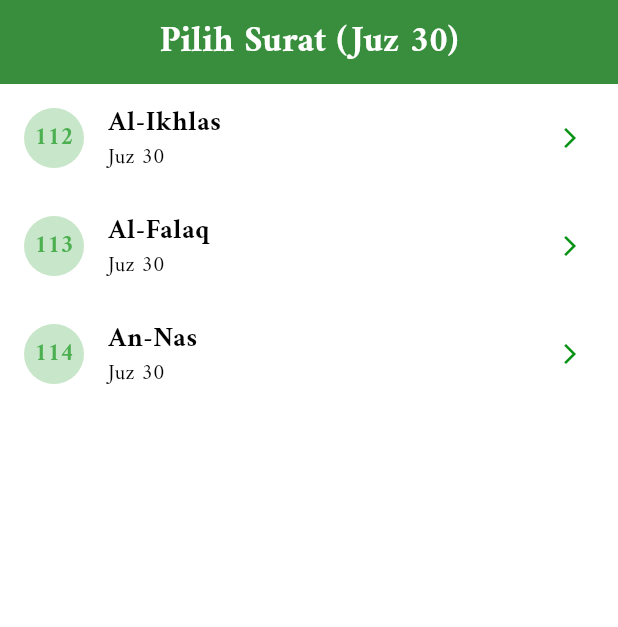
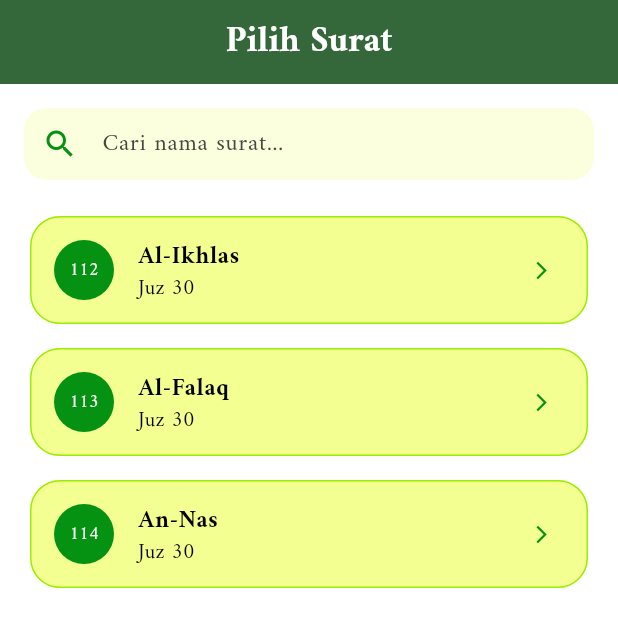
Before and after one commit to GrahadiM/quran_dev, a Flutter app: the screen it shows after launch, on a phone screen of 412 x 824 dp. Shown: the top 627 px of the screen. Run offline on Flutter 3.47's test engine with Material 3 defaults, Android fonts, the light colour scheme and no system bars; our stand-ins replace audioplayers, speech_to_text; missing offline and left inert: string_similarity.

Commit message:
update any scripts

```diff
--- a/lib/views/pilih_surat_screen.dart
+++ b/lib/views/pilih_surat_screen.dart
@@ -3,62 +3,133 @@ import 'package:provider/provider.dart';
 import '../viewmodels/quran_viewmodel.dart';
 import 'detail_surah_screen.dart';
 
-class PilihSuratScreen extends StatelessWidget {
+class PilihSuratScreen extends StatefulWidget {
   const PilihSuratScreen({super.key});
 
-  final List<Map<String, String>> daftarSurat = const [
+  @override
+  State<PilihSuratScreen> createState() => _PilihSuratScreenState();
+}
+
+class _PilihSuratScreenState extends State<PilihSuratScreen> {
+  // Daftar surat asli
+  final List<Map<String, String>> _allSurat = const [
     {'no': '112', 'nama': 'Al-Ikhlas', 'file': '112-al-ikhlash.json'},
     {'no': '113', 'nama': 'Al-Falaq', 'file': '113-al-falaq.json'},
     {'no': '114', 'nama': 'An-Nas', 'file': '114-an-nas.json'},
   ];
 
+  // Daftar yang akan ditampilkan setelah filter
+  List<Map<String, String>> _filteredSurat = [];
+  final TextEditingController _searchController = TextEditingController();
+
+  @override
+  void initState() {
+    super.initState();
+    _filteredSurat = _allSurat; // Inisialisasi awal menampilkan semua
+  }
+
+  void _filterSurat(String query) {
+    setState(() {
+      _filteredSurat = _allSurat
+          .where(
+            (surat) =>
+                surat['nama']!.toLowerCase().contains(query.toLowerCase()),
+          )
+          .toList();
+    });
+  }
+
   @override
   Widget build(BuildContext context) {
+    // Definisi warna sesuai tema Anda
+    const Color textPrimary = Color(0xFF059212);
+    const Color backgroundPrimary = Color(0xFF346739);
+    const Color backgroundSecondary = Color(0xFFF3FF90);
+    const Color textDefault = Color(0xFF020202);
+
     return Scaffold(
       appBar: AppBar(
-        title: const Text(
-          "Pilih Surat (Juz 30)",
-          style: TextStyle(fontWeight: FontWeight.bold),
+        title: const Text("Pilih Surat"),
+        backgroundColor: backgroundPrimary,
       ),
-        backgroundColor: Colors.green[700],
-        foregroundColor: Colors.white,
-        centerTitle: true,
+      body: Column(
+        children: [
+          // Widget Pencarian
+          Padding(
+            padding: const EdgeInsets.all(16.0),
+            child: TextField(
+              controller: _searchController,
+              onChanged: _filterSurat,
+              decoration: InputDecoration(
+                hintText: "Cari nama surat...",
+                prefixIcon: const Icon(Icons.search, color: textPrimary),
+                filled: true,
+                fillColor: backgroundSecondary.withOpacity(0.3),
+                border: OutlineInputBorder(
+                  borderRadius: BorderRadius.circular(15),
+                  borderSide: BorderSide.none,
                 ),
-      body: ListView.builder(
-        itemCount: daftarSurat.length,
+                contentPadding: const EdgeInsets.symmetric(vertical: 0),
+              ),
+            ),
+          ),
+
+          // Daftar Surat
+          Expanded(
+            child: _filteredSurat.isEmpty
+                ? const Center(child: Text("Surat tidak ditemukan"))
+                : ListView.builder(
+                    itemCount: _filteredSurat.length,
                     itemBuilder: (context, index) {
-          final surat = daftarSurat[index];
-          return ListTile(
+                      final surat = _filteredSurat[index];
+                      return Container(
+                        margin: const EdgeInsets.symmetric(
+                          horizontal: 16,
+                          vertical: 4,
+                        ),
+                        child: Card(
+                          // Card secara otomatis menggunakan backgroundSecondary dari main.dart
+                          child: ListTile(
                             leading: CircleAvatar(
-              backgroundColor: Colors.green.shade100,
+                              backgroundColor: textPrimary,
                               child: Text(
                                 surat['no']!,
                                 style: const TextStyle(
-                  color: Colors.green,
-                  fontWeight: FontWeight.bold,
+                                  color: Colors.white,
+                                  fontSize: 12,
                                 ),
                               ),
                             ),
                             title: Text(
                               surat['nama']!,
-              style: const TextStyle(fontWeight: FontWeight.w600, fontSize: 18),
+                              style: const TextStyle(
+                                fontWeight: FontWeight.bold,
+                                color: textDefault,
+                              ),
                             ),
                             subtitle: const Text("Juz 30"),
-            trailing: const Icon(Icons.arrow_forward_ios, size: 16),
+                            trailing: const Icon(
+                              Icons.arrow_forward_ios,
+                              size: 14,
+                            ),
                             onTap: () {
-              // Mengambil instance QuranViewModel
-              final quranVM = context.read<QuranViewModel>();
-
-              // FIX: Menggunakan 'loadSurah' sesuai dengan definisi di ViewModel terbaru
-              quranVM.loadSurah(surat['file']!);
-
+                              context.read<QuranViewModel>().loadSurah(
+                                surat['file']!,
+                              );
                               Navigator.push(
                                 context,
-                MaterialPageRoute(builder: (_) => const DetailSurahScreen()),
+                                MaterialPageRoute(
+                                  builder: (_) => const DetailSurahScreen(),
+                                ),
                               );
                             },
+                          ),
+                        ),
                       );
                     },
+                  ),
+          ),
+        ],
       ),
     );
   }
```
Lines whose indentation alone changed are shown as unchanged.
